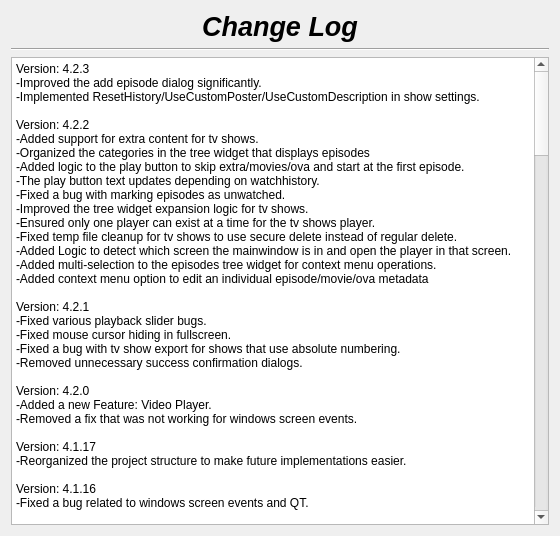
therealMaPMaKeR/MMDiary, file changelog.ui: the form before one commit.
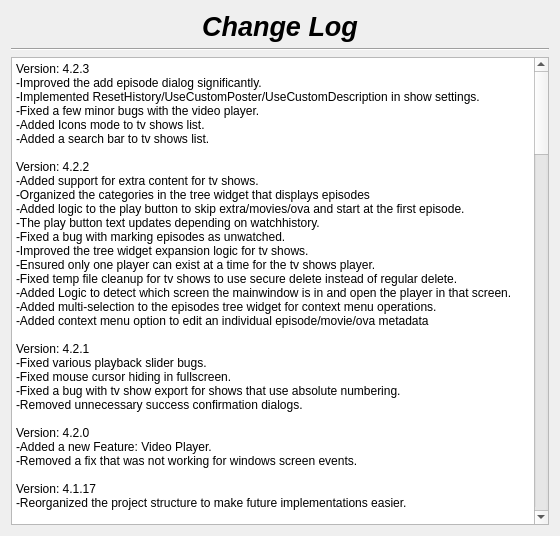
The form after the commit.

Commit message: added icons mode to tv shows list

The edit to the form file:
```diff
--- a/changelog.ui
+++ b/changelog.ui
@@ -56,7 +56,7 @@
 li.checked::marker { content: &quot;\2612&quot;; }
 &lt;/style&gt;&lt;/head&gt;&lt;body style=&quot; font-family:'Segoe UI'; font-size:9pt; font-weight:400; font-style:normal;&quot;&gt;
 &lt;p style=&quot; margin-top:0px; margin-bottom:0px; margin-left:0px; margin-right:0px; -qt-block-indent:0; text-indent:0px;&quot;&gt;Version: 4.2.3&lt;br /&gt;-Improved the add episode dialog significantly.&lt;/p&gt;
-&lt;p style=&quot; margin-top:0px; margin-bottom:0px; margin-left:0px; margin-right:0px; -qt-block-indent:0; text-indent:0px;&quot;&gt;-Implemented ResetHistory/UseCustomPoster/UseCustomDescription in show settings.&lt;br /&gt;&lt;br /&gt;Version: 4.2.2&lt;br /&gt;-Added support for extra content for tv shows.&lt;/p&gt;
+&lt;p style=&quot; margin-top:0px; margin-bottom:0px; margin-left:0px; margin-right:0px; -qt-block-indent:0; text-indent:0px;&quot;&gt;-Implemented ResetHistory/UseCustomPoster/UseCustomDescription in show settings.&lt;br /&gt;-Fixed a few minor bugs with the video player.&lt;br /&gt;-Added Icons mode to tv shows list.&lt;br /&gt;-Added a search bar to tv shows list.&lt;br /&gt;&lt;br /&gt;Version: 4.2.2&lt;br /&gt;-Added support for extra content for tv shows.&lt;/p&gt;
 &lt;p style=&quot; margin-top:0px; margin-bottom:0px; margin-left:0px; margin-right:0px; -qt-block-indent:0; text-indent:0px;&quot;&gt;-Organized the categories in the tree widget that displays episodes&lt;br /&gt;-Added logic to the play button to skip extra/movies/ova and start at the first episode.&lt;br /&gt;-The play button text updates depending on watchhistory.&lt;br /&gt;-Fixed a bug with marking episodes as unwatched.&lt;br /&gt;-Improved the tree widget expansion logic for tv shows.&lt;br /&gt;-Ensured only one player can exist at a time for the tv shows player.&lt;br /&gt;-Fixed temp file cleanup for tv shows to use secure delete instead of regular delete.&lt;br /&gt;-Added Logic to detect which screen the mainwindow is in and open the player in that screen.&lt;br /&gt;-Added multi-selection to the episodes tree widget for context menu operations.&lt;br /&gt;-Added context menu option to edit an individual episode/movie/ova metadata&lt;br /&gt;&lt;br /&gt;Version: 4.2.1&lt;br /&gt;-Fixed various playback slider bugs.&lt;br /&gt;-Fixed mouse cursor hiding in fullscreen.&lt;br /&gt;-Fixed a bug with tv show export for shows that use absolute numbering.&lt;/p&gt;
 &lt;p style=&quot; margin-top:0px; margin-bottom:0px; margin-left:0px; margin-right:0px; -qt-block-indent:0; text-indent:0px;&quot;&gt;-Removed unnecessary success confirmation dialogs.&lt;br /&gt;&lt;br /&gt;Version: 4.2.0&lt;br /&gt;-Added a new Feature: Video Player.&lt;/p&gt;
 &lt;p style=&quot; margin-top:0px; margin-bottom:0px; margin-left:0px; margin-right:0px; -qt-block-indent:0; text-indent:0px;&quot;&gt;-Removed a fix that was not working for windows screen events.&lt;/p&gt;
```
The commit also changes 3 other files.
